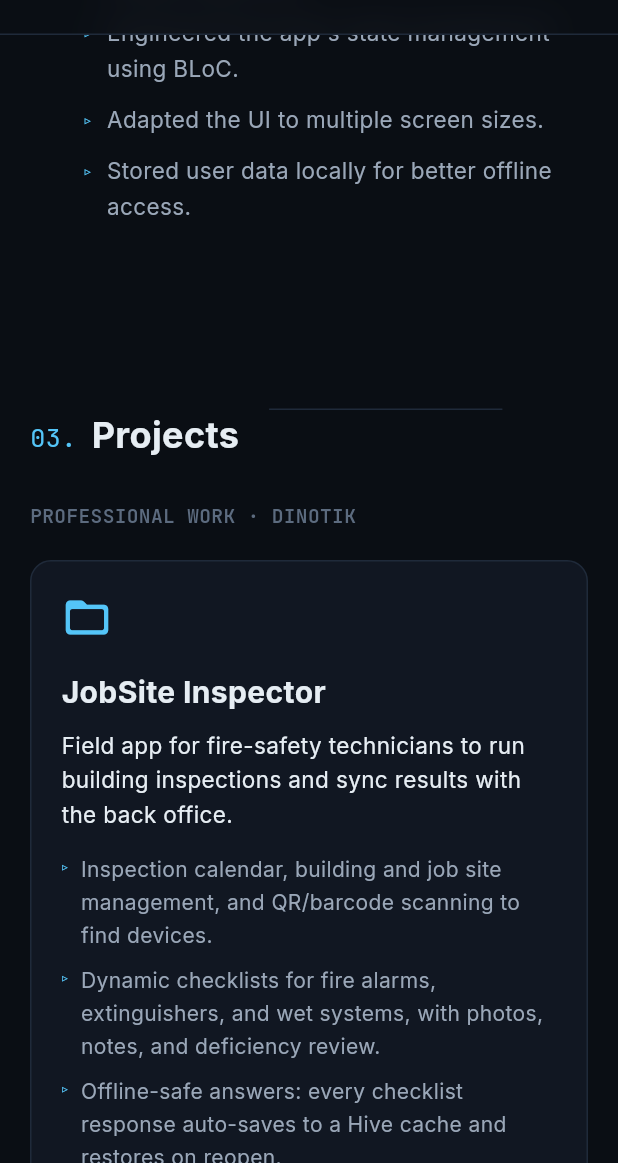
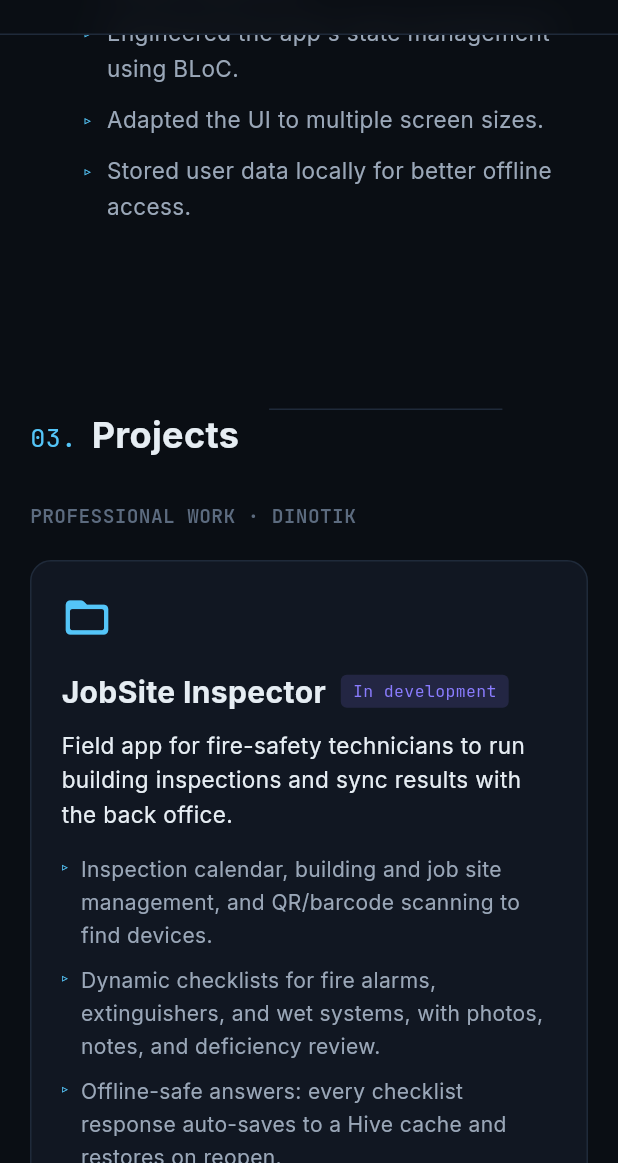
Before and after one commit to mostafaramadanhamed/portfolio, a Flutter app: the screen it shows after launch, scrolled down 2304 dp, on a phone screen of 412 x 824 dp, the part 73-1236 px from its top. Run offline on Flutter 3.47's test engine with Material 3 defaults, Android fonts, the phone set to English and light mode, and no system bars; our stand-ins replace font_awesome_flutter, google_fonts, visibility_detector.

Commit message:
Mark unreleased Dinotik apps as in development
Replace the unused placeholder flag with an optional status badge and
show it on JobSite Inspector and both Oplla apps.

Co-Authored-By: Claude Opus 5 (1M context) <noreply@anthropic.com>

```diff
--- a/lib/data/portfolio_data.dart
+++ b/lib/data/portfolio_data.dart
@@ -30,7 +30,7 @@ class Project {
     this.demoUrl,
     this.storeUrl,
     this.screenshots = const [],
-    this.isPlaceholder = false,
+    this.status,
   });
 
   final String name;
@@ -44,8 +44,8 @@ class Project {
   /// Asset paths of phone screenshots, shown in order.
   final List<String> screenshots;
 
-  /// Shows a "details coming soon" badge until real content is filled in.
-  final bool isPlaceholder;
+  /// Optional badge next to the name, e.g. for unreleased apps.
+  final String? status;
 }
 
 class SkillGroup {
@@ -124,6 +124,7 @@ abstract final class PortfolioData {
   static const workProjects = [
     Project(
       name: 'JobSite Inspector',
+      status: 'In development',
       summary:
           'Field app for fire-safety technicians to run building inspections '
           'and sync results with the back office.',
@@ -147,6 +148,7 @@ abstract final class PortfolioData {
     ),
     Project(
       name: 'Oplla — Client App',
+      status: 'In development',
       summary:
           'Marketplace app for renting media production equipment and '
           'booking crew such as camera operators, editors, and voice-over artists.',
@@ -171,6 +173,7 @@ abstract final class PortfolioData {
     ),
     Project(
       name: 'Oplla — Provider App',
+      status: 'In development',
       summary:
           'Companion app for providers to manage their services, equipment '
           'listings, bookings, and earnings.',
--- a/lib/features/home/widgets/project_card.dart
+++ b/lib/features/home/widgets/project_card.dart
@@ -68,7 +68,7 @@ class ProjectCard extends StatelessWidget {
                   ),
                 ),
               ),
-              if (project.isPlaceholder) ...[
+              if (project.status case final status?) ...[
                 const SizedBox(width: 10),
                 Container(
                   padding: const EdgeInsets.symmetric(
@@ -80,7 +80,7 @@ class ProjectCard extends StatelessWidget {
                     borderRadius: BorderRadius.circular(4),
                   ),
                   child: Text(
-                    'Details soon',
+                    status,
                     style: AppTheme.mono(
                       fontSize: 11,
                       color: AppColors.accentSecondary,
```
